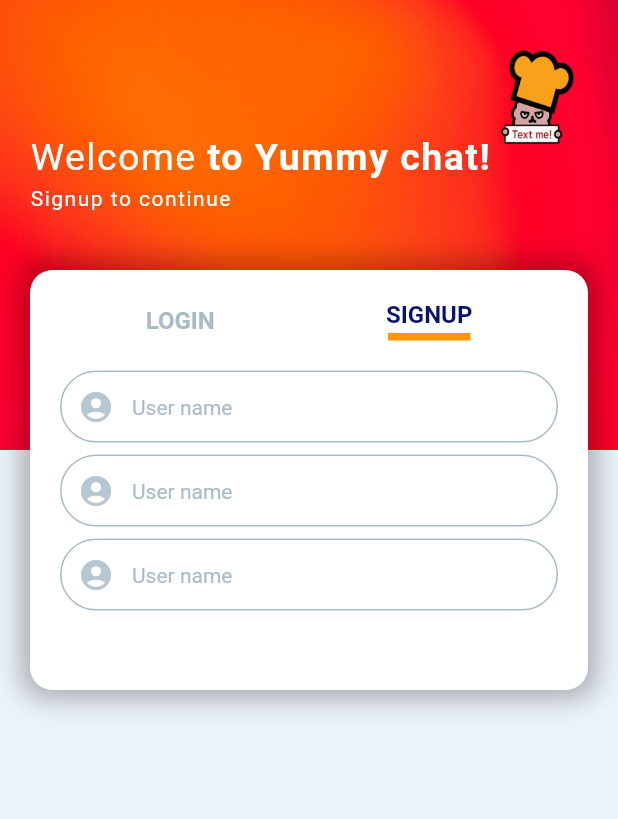
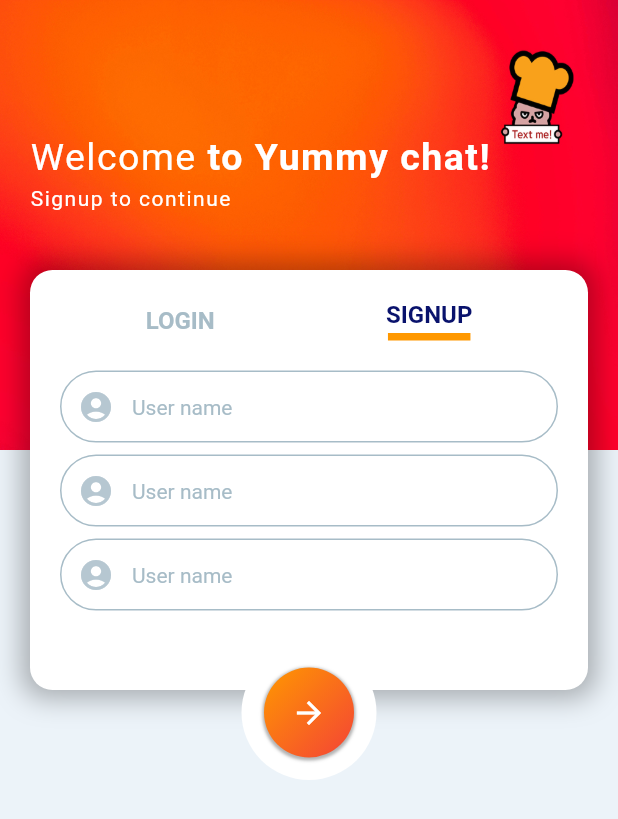
Before and after one commit to js0505/flutter_chatting, a Flutter app: the screen it shows after launch, on a phone screen of 412 x 824 dp. Shown: the top 819 px of the screen. Run offline on Flutter 3.47's test engine with Material 2 defaults, Android fonts, the phone set to English and light mode, and no system bars.

Commit message:
원형 gradient 컨테이너, boxshadow, icon

```diff
--- a/lib/screens/main_screen.dart
+++ b/lib/screens/main_screen.dart
@@ -255,7 +255,7 @@ class _LoginSignupScreenState extends State<LoginSignupScreen> {
                                 hintStyle: TextStyle(
                                     fontSize: 14, color: Pallete.textColor1),
                                 contentPadding: EdgeInsets.all(10)),
-                          )
+                          ),
                         ],
                       ),
                     ),
@@ -265,6 +265,47 @@ class _LoginSignupScreenState extends State<LoginSignupScreen> {
             ),
           ),
           // TextFormField Positioned 끝
+          Positioned(
+            top: 430,
+            right: 0,
+            left: 0,
+            child: Center(
+              child: Container(
+                padding: EdgeInsets.all(15),
+                height: 90,
+                width: 90,
+                decoration: BoxDecoration(
+                  color: Colors.white,
+                  borderRadius: BorderRadius.circular(50),
+                ),
+                child: Container(
+                  decoration: BoxDecoration(
+                    gradient: const LinearGradient(
+                      colors: [
+                        Colors.orange,
+                        Colors.red,
+                      ],
+                      begin: Alignment.topLeft,
+                      end: Alignment.bottomRight,
+                    ),
+                    borderRadius: BorderRadius.circular(30),
+                    boxShadow: [
+                      BoxShadow(
+                        color: Colors.black.withOpacity(0.3),
+                        spreadRadius: 1,
+                        blurRadius: 1,
+                        offset: Offset(0, 1),
+                      )
+                    ],
+                  ),
+                  child: const Icon(
+                    Icons.arrow_forward,
+                    color: Colors.white,
+                  ),
+                ),
+              ),
+            ),
+          ),
         ],
       ),
     );
```
